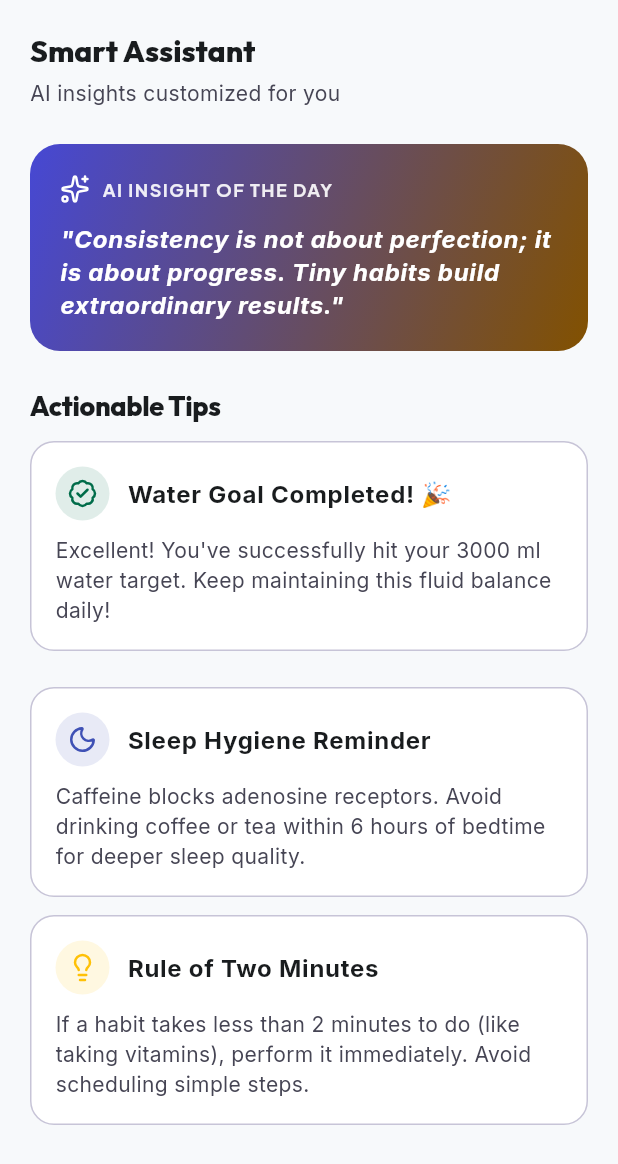
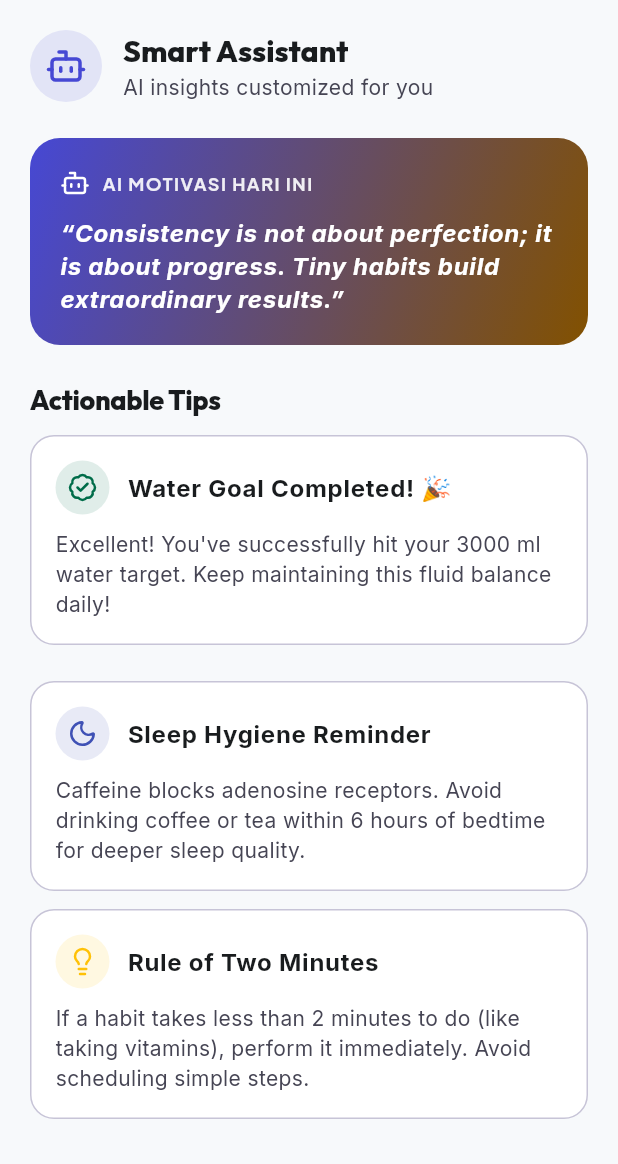
Before and after one commit to adrianakbar/retivy, a Flutter app: the SmartScreen widget shown alone on an empty page, opened directly with empty values, on a phone screen of 412 x 824 dp. Shown: the top 1164 px of the screen. Run offline on Flutter 3.47's test engine with Material 3 defaults, Android fonts, the phone set to English and light mode, and no system bars; our stand-ins replace google_fonts, lucide_icons, sqflite; accounts and stored records are empty.

Commit message:
[FEAT] Enhance SmartScreen with AI-driven daily motivation and integrate AI service for quotes

```diff
--- a/lib/screens/smart_screen.dart
+++ b/lib/screens/smart_screen.dart
@@ -1,23 +1,50 @@
 import 'package:flutter/material.dart';
 import 'package:lucide_icons/lucide_icons.dart';
 import '../models/habit.dart';
+import '../services/ai_service.dart';
+import '../services/auth_service.dart';
 
-class SmartScreen extends StatelessWidget {
+class SmartScreen extends StatefulWidget {
   final List<Habit> habits;
 
   const SmartScreen({super.key, required this.habits});
+
+  @override
+  State<SmartScreen> createState() => _SmartScreenState();
+}
+
+class _SmartScreenState extends State<SmartScreen> {
+  String _motivationQuote = "Memuat motivasi harian Anda dari AI...";
+  bool _isLoading = true;
+
+  @override
+  void initState() {
+    super.initState();
+    _loadDailyQuote();
+  }
+
+  Future<void> _loadDailyQuote() async {
+    final userName = AuthService.instance.currentUserValue?.name ?? "Adrian";
+    final quote = await AIService.instance.getTodayMotivation(userName);
+    if (mounted) {
+      setState(() {
+        _motivationQuote = quote;
+        _isLoading = false;
+      });
+    }
+  }
 
   @override
   Widget build(BuildContext context) {
     final theme = Theme.of(context);
 
     // Calculate facts for smart suggestions
-    final waterHabitList = habits.where((h) => h.iconName == 'water_drop').toList();
+    final waterHabitList = widget.habits.where((h) => h.iconName == 'water_drop').toList();
     final waterLeft = waterHabitList.isNotEmpty
         ? (waterHabitList.first.targetValue - waterHabitList.first.currentValue).clamp(0.0, 9999.0)
         : 0.0;
 
-    final timerHabitList = habits.where((h) => h.type == HabitType.timer).toList();
+    final timerHabitList = widget.habits.where((h) => h.type == HabitType.timer).toList();
     final hasActiveTimer = timerHabitList.isNotEmpty && timerHabitList.first.remainingSeconds > 0 && !timerHabitList.first.isCompleted;
 
     return SingleChildScrollView(
@@ -25,23 +52,50 @@ class SmartScreen extends StatelessWidget {
       child: Column(
         crossAxisAlignment: CrossAxisAlignment.start,
         children: [
-          // Screen Header
+          // Screen Header (Dynamic row with premium bot icon)
+          Row(
+            children: [
+              Container(
+                padding: const EdgeInsets.all(10.0),
+                decoration: BoxDecoration(
+                  color: theme.colorScheme.primary.withValues(alpha: 0.12),
+                  shape: BoxShape.circle,
+                ),
+                child: Icon(
+                  LucideIcons.bot,
+                  color: theme.colorScheme.primary,
+                  size: 28,
+                ),
+              ),
+              const SizedBox(width: 14.0),
+              Expanded(
+                child: Column(
+                  crossAxisAlignment: CrossAxisAlignment.start,
+                  children: [
                     Text(
                       'Smart Assistant',
                       style: theme.textTheme.headlineMedium?.copyWith(
                         fontWeight: FontWeight.w800,
                       ),
+                      overflow: TextOverflow.ellipsis,
+                      maxLines: 1,
                     ),
-          const SizedBox(height: 4),
                     Text(
                       'AI insights customized for you',
                       style: theme.textTheme.bodyMedium?.copyWith(
                         color: theme.colorScheme.onSurfaceVariant,
                       ),
+                      overflow: TextOverflow.ellipsis,
+                      maxLines: 1,
+                    ),
+                  ],
+                ),
+              ),
+            ],
           ),
           const SizedBox(height: 24.0),
 
-          // Daily Motivation Card (Glassmorphic look/Gradient)
+          // Daily Motivation Card (Google AI Studio powered)
           Container(
             padding: const EdgeInsets.all(20.0),
             decoration: BoxDecoration(
@@ -61,13 +115,13 @@ class SmartScreen extends StatelessWidget {
                 Row(
                   children: [
                     const Icon(
-                      LucideIcons.sparkles,
+                      LucideIcons.bot,
                       color: Colors.white,
                       size: 20,
                     ),
                     const SizedBox(width: 8),
                     Text(
-                      'AI INSIGHT OF THE DAY',
+                      'AI MOTIVASI HARI INI',
                       style: theme.textTheme.labelLarge?.copyWith(
                         color: Colors.white.withValues(alpha: 0.9),
                         fontWeight: FontWeight.bold,
@@ -77,13 +131,28 @@ class SmartScreen extends StatelessWidget {
                   ],
                 ),
                 const SizedBox(height: 12),
-                Text(
-                  '"Consistency is not about perfection; it is about progress. Tiny habits build extraordinary results."',
+                _isLoading
+                    ? const Center(
+                        child: Padding(
+                          padding: EdgeInsets.symmetric(vertical: 12.0),
+                          child: SizedBox(
+                            height: 24,
+                            width: 24,
+                            child: CircularProgressIndicator(
+                              strokeWidth: 2.5,
+                              color: Colors.white,
+                            ),
+                          ),
+                        ),
+                      )
+                    : Text(
+                        '“$_motivationQuote”',
                         style: theme.textTheme.bodyLarge?.copyWith(
                           color: Colors.white,
                           fontStyle: FontStyle.italic,
                           fontWeight: FontWeight.bold,
                           height: 1.4,
+                          fontSize: 16,
                         ),
                       ),
               ],
@@ -114,8 +183,6 @@ class SmartScreen extends StatelessWidget {
                 if (waterHabitList.isNotEmpty) {
                   final h = waterHabitList.first;
                   final nextVal = (h.currentValue + 250.0).clamp(0.0, h.targetValue);
-                  // We can't update directly here since habits is immutable list,
-                  // but in a real app this is a shortcut trigger. We'll show a nice dialog or toast.
                   ScaffoldMessenger.of(context).showSnackBar(
                     SnackBar(
                       content: Text('Hydration updated! Target progress: ${nextVal.toStringAsFixed(0)} ml'),
--- /dev/null
+++ b/lib/services/ai_service.dart
@@ -0,0 +1,94 @@
+import 'dart:async';
+import 'dart:convert';
+import 'dart:io';
+import 'database_service.dart';
+
+class AIService {
+  AIService._privateConstructor();
+  static final AIService instance = AIService._privateConstructor();
+
+  static const String _defaultQuote =
+      "Consistency is not about perfection; it is about progress. Tiny habits build extraordinary results.";
+
+  Future<String?> getApiKey() async {
+    return await DatabaseService.instance.fetchSessionValue('gemini_api_key');
+  }
+
+  Future<void> saveApiKey(String apiKey) async {
+    await DatabaseService.instance.saveSessionValue('gemini_api_key', apiKey.trim());
+  }
+
+  Future<String> getTodayMotivation(String userName) async {
+    final db = DatabaseService.instance;
+    final todayStr = DateTime.now().toIso8601String().substring(0, 10); // e.g. "2026-05-24"
+
+    // Check cached date
+    final cachedDate = await db.fetchSessionValue('motivation_date');
+    final cachedQuote = await db.fetchSessionValue('motivation_quote');
+
+    if (cachedDate == todayStr && cachedQuote != null && cachedQuote.isNotEmpty) {
+      return cachedQuote;
+    }
+
+    // Otherwise, fetch from Gemini API
+    final apiKey = await getApiKey();
+    if (apiKey == null || apiKey.isEmpty) {
+      // Return default quote if no API key is configured
+      return _defaultQuote;
+    }
+
+    try {
+      final client = HttpClient();
+      // Setup timeout to ensure app does not block
+      client.connectionTimeout = const Duration(seconds: 8);
+
+      final uri = Uri.parse(
+        'https://generativelanguage.googleapis.com/v1beta/models/gemini-2.5-flash:generateContent?key=$apiKey'
+      );
+
+      final request = await client.postUrl(uri);
+      request.headers.contentType = ContentType.json;
+
+      final prompt = "Berikan 1 kalimat kutipan motivasi yang sangat kuat, inspiratif, dan singkat (maksimal 15 kata) untuk seseorang bernama $userName yang sedang berjuang membangun kebiasaan baik dan menyelesaikan tugas hariannya. Tulis kutipan tersebut dalam Bahasa Indonesia. Langsung berikan kutipannya saja tanpa tanda kutip ganda pembuka/penutup, dan tanpa basa-basi kata pengantar.";
+
+      final requestBody = jsonEncode({
+        "contents": [
+          {
+            "parts": [
+              {
+                "text": prompt
+              }
+            ]
+          }
+        ]
+      });
+
+      request.write(requestBody);
+      final response = await request.close();
+
+      if (response.statusCode == 200) {
+        final responseBody = await response.transform(utf8.decoder).join();
+        final json = jsonDecode(responseBody);
+
+        final String text = json['candidates'][0]['content']['parts'][0]['text'] ?? '';
+        final cleanText = text.trim().replaceAll('"', '');
+
+        if (cleanText.isNotEmpty) {
+          // Cache the fresh quote
+          await db.saveSessionValue('motivation_date', todayStr);
+          await db.saveSessionValue('motivation_quote', cleanText);
+          client.close();
+          return cleanText;
+        }
+      }
+      client.close();
+    } catch (e) {
+      // Fallback on network or API failure
+      if (cachedQuote != null && cachedQuote.isNotEmpty) {
+        return cachedQuote; // Use stale cache on error
+      }
+    }
+
+    return _defaultQuote;
+  }
+}
```
Also changed, not shown: lib/screens/dashboard_screen.dart (+8 -1 lines), lib/screens/main_navigation_screen.dart (+69 -5 lines). Lines whose indentation alone changed are shown as unchanged.
